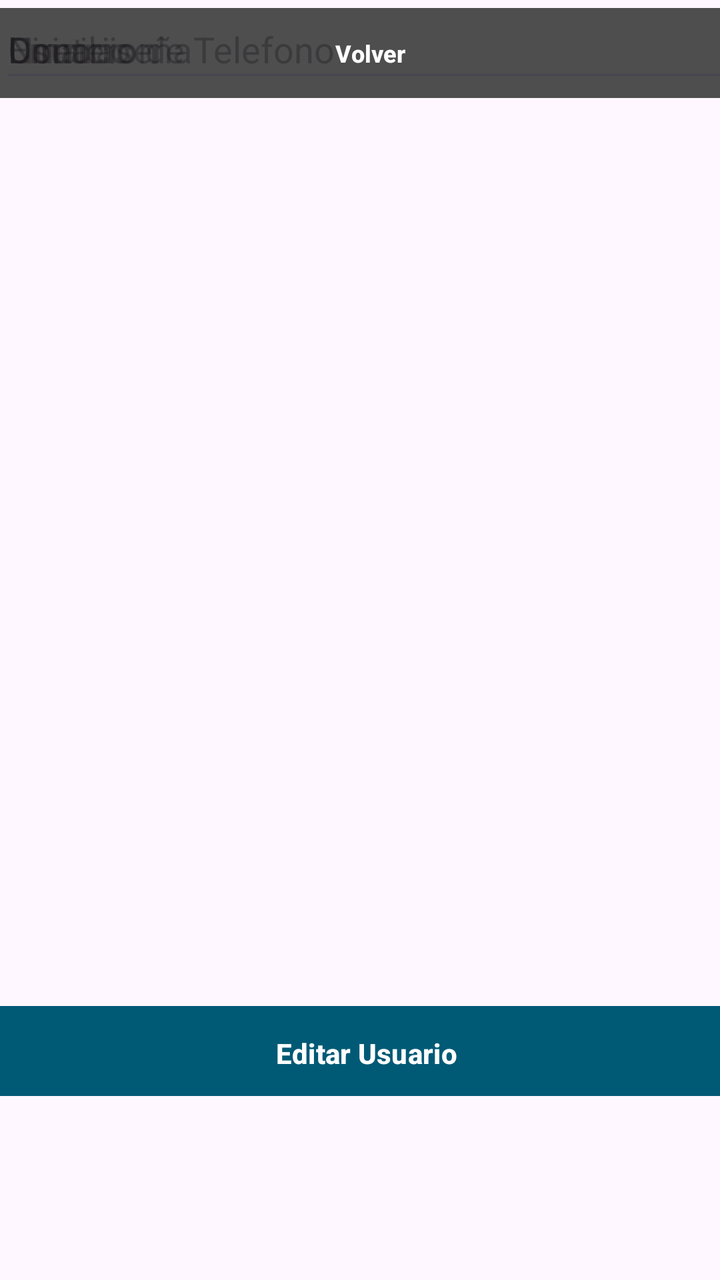
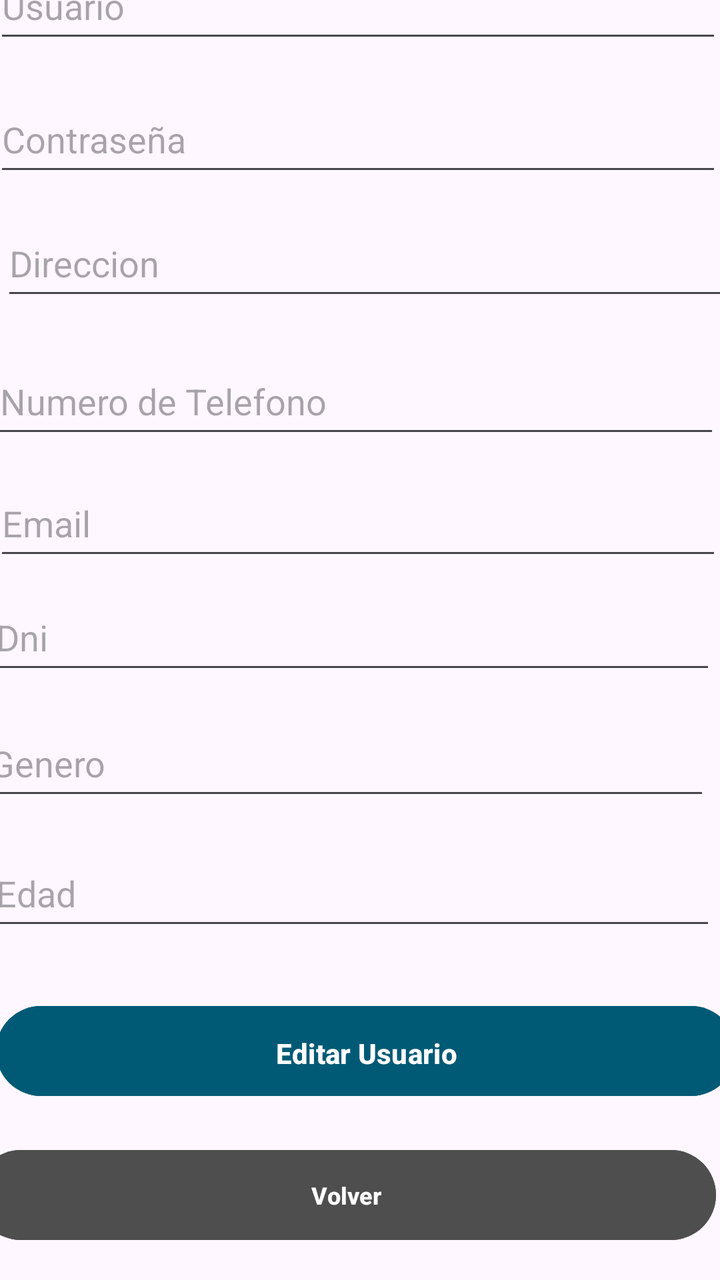

The first picture is an Android layout as it rendered before a commit; the second is the same layout after the commit. The layout source and the unified diff follow.
<!-- AndroidManifest.xml: application theme Theme.MobilesVC -->
<!-- res/layout/user_view.xml -->
<?xml version="1.0" encoding="utf-8"?>
<androidx.constraintlayout.widget.ConstraintLayout xmlns:android="http://schemas.android.com/apk/res/android"
    xmlns:app="http://schemas.android.com/apk/res-auto"
    xmlns:tools="http://schemas.android.com/tools"
    android:layout_width="match_parent"
    android:layout_height="match_parent">

    <androidx.constraintlayout.widget.ConstraintLayout
        android:layout_width="match_parent"
        android:layout_height="match_parent">

        <Button
            android:id="@+id/vToEditUsuario"
            android:layout_width="370dp"
            android:layout_height="53dp"
            android:layout_marginTop="48dp"
            android:layout_marginBottom="88dp"
            android:backgroundTint="#015A75"
            android:paddingVertical="14dp"
            android:text="Editar Usuario"
            android:textStyle="bold"
            app:cornerRadius="@dimen/item_transform_image_length"
            app:layout_constraintBottom_toBottomOf="parent"
            app:layout_constraintEnd_toEndOf="parent"
            app:layout_constraintHorizontal_bias="0.243"
            app:layout_constraintStart_toStartOf="parent"
            app:layout_constraintTop_toBottomOf="@+id/etClave" />

        <com.google.android.material.textfield.TextInputEditText
            android:id="@+id/vGenero"
            android:layout_width="364dp"
            android:layout_height="46dp"
            android:clickable="false"
            android:hint="Genero"
            tools:layout_editor_absoluteX="16dp"
            tools:layout_editor_absoluteY="454dp" />

        <com.google.android.material.textfield.TextInputEditText
            android:id="@+id/vEdad"
            android:layout_width="364dp"
            android:layout_height="46dp"
            android:clickable="false"
            android:hint="Edad"
            tools:layout_editor_absoluteX="19dp"
            tools:layout_editor_absoluteY="515dp" />

        <TextView
            android:id="@+id/textView6"
            android:layout_width="wrap_content"
            android:layout_height="wrap_content"
            android:fontFamily="sans-serif"
            android:text="Perfil"
            android:textColor="#000000"
            android:textStyle="bold|italic"
            tools:layout_editor_absoluteX="174dp"
            tools:layout_editor_absoluteY="32dp"
            tools:textSize="26sp" />

        <Button
            android:id="@+id/vVolverPerfil"
            android:layout_width="370dp"
            android:layout_height="53dp"
            android:layout_marginHorizontal="24dp"
            android:backgroundTint="#4E4E4E"
            android:paddingVertical="10dp"
            android:text="Volver"
            android:textSize="12sp"
            android:textStyle="bold"
            android:visibility="visible"
            app:cornerRadius="@dimen/item_transform_image_length"
            tools:layout_editor_absoluteX="13dp"
            tools:layout_editor_absoluteY="662dp" />

        <com.google.android.material.textfield.TextInputEditText
            android:id="@+id/vNombre"
            android:layout_width="364dp"
            android:layout_height="46dp"
            android:clickable="false"
            android:hint="Usuario"
            tools:layout_editor_absoluteX="22dp"
            tools:layout_editor_absoluteY="99dp" />

        <com.google.android.material.textfield.TextInputEditText
            android:id="@+id/vPassword"
            android:layout_width="364dp"
            android:layout_height="46dp"
            android:clickable="false"
            android:hint="Contraseña"
            tools:layout_editor_absoluteX="22dp"
            tools:layout_editor_absoluteY="162dp" />

        <com.google.android.material.textfield.TextInputEditText
            android:id="@+id/vDireccion"
            android:layout_width="364dp"
            android:layout_height="46dp"
            android:clickable="false"
            android:hint="Direccion"
            tools:layout_editor_absoluteX="26dp"
            tools:layout_editor_absoluteY="220dp" />

        <com.google.android.material.textfield.TextInputEditText
            android:id="@+id/vTelefono"
            android:layout_width="364dp"
            android:layout_height="46dp"
            android:clickable="false"
            android:hint="Numero de Telefono"
            tools:layout_editor_absoluteX="21dp"
            tools:layout_editor_absoluteY="285dp" />

        <com.google.android.material.textfield.TextInputEditText
            android:id="@+id/vEmail"
            android:layout_width="364dp"
            android:layout_height="46dp"
            android:clickable="false"
            android:hint="Email"
            tools:layout_editor_absoluteX="22dp"
            tools:layout_editor_absoluteY="342dp" />

        <com.google.android.material.textfield.TextInputEditText
            android:id="@+id/vDni"
            android:layout_width="364dp"
            android:layout_height="46dp"
            android:clickable="false"
            android:hint="Dni"
            tools:layout_editor_absoluteX="19dp"
            tools:layout_editor_absoluteY="395dp" />
    </androidx.constraintlayout.widget.ConstraintLayout>

</androidx.constraintlayout.widget.ConstraintLayout>
<!-- resources referenced by this layout -->
<resources>
  <style name="Theme.MobilesVC" parent="Base.Theme.MobilesVC" />
  <style name="Base.Theme.MobilesVC" parent="Theme.Material3.DayNight.NoActionBar">
          
          
      </style>
</resources>

<!-- the commit's change to res/layout/user_view.xml (unified diff, before → after) -->
@@ -19,41 +19,53 @@
             android:paddingVertical="14dp"
             android:text="Editar Usuario"
             android:textStyle="bold"
-            app:cornerRadius="@dimen/item_transform_image_length"
             app:layout_constraintBottom_toBottomOf="parent"
             app:layout_constraintEnd_toEndOf="parent"
             app:layout_constraintHorizontal_bias="0.243"
-            app:layout_constraintStart_toStartOf="parent"
-            app:layout_constraintTop_toBottomOf="@+id/etClave" />
+            app:layout_constraintStart_toStartOf="parent" />
 
         <com.google.android.material.textfield.TextInputEditText
             android:id="@+id/vGenero"
             android:layout_width="364dp"
-            android:layout_height="46dp"
+            android:layout_height="50dp"
+            android:layout_marginStart="16dp"
+            android:layout_marginEnd="31dp"
+            android:layout_marginBottom="15dp"
             android:clickable="false"
             android:hint="Genero"
-            tools:layout_editor_absoluteX="16dp"
-            tools:layout_editor_absoluteY="454dp" />
+            app:layout_constraintBottom_toTopOf="@+id/vEdad"
+            app:layout_constraintEnd_toEndOf="parent"
+            app:layout_constraintStart_toStartOf="parent" />
 
         <com.google.android.material.textfield.TextInputEditText
             android:id="@+id/vEdad"
             android:layout_width="364dp"
-            android:layout_height="46dp"
+            android:layout_height="50dp"
+            android:layout_marginStart="19dp"
+            android:layout_marginEnd="28dp"
+            android:layout_marginBottom="29dp"
             android:clickable="false"
             android:hint="Edad"
-            tools:layout_editor_absoluteX="19dp"
-            tools:layout_editor_absoluteY="515dp" />
+            app:layout_constraintBottom_toTopOf="@+id/vToEditUsuario"
+            app:layout_constraintEnd_toEndOf="parent"
+            app:layout_constraintStart_toStartOf="parent" />
 
         <TextView
             android:id="@+id/textView6"
             android:layout_width="wrap_content"
             android:layout_height="wrap_content"
+            android:layout_marginStart="174dp"
+            android:layout_marginTop="32dp"
+            android:layout_marginEnd="175dp"
+            android:layout_marginBottom="32dp"
             android:fontFamily="sans-serif"
             android:text="Perfil"
             android:textColor="#000000"
             android:textStyle="bold|italic"
-            tools:layout_editor_absoluteX="174dp"
-            tools:layout_editor_absoluteY="32dp"
+            app:layout_constraintBottom_toTopOf="@+id/vNombre"
+            app:layout_constraintEnd_toEndOf="parent"
+            app:layout_constraintStart_toStartOf="parent"
+            app:layout_constraintTop_toTopOf="parent"
             tools:textSize="26sp" />
 
         <Button
@@ -61,69 +73,98 @@
             android:layout_width="370dp"
             android:layout_height="53dp"
             android:layout_marginHorizontal="24dp"
+            android:layout_marginStart="13dp"
+            android:layout_marginTop="19dp"
+            android:layout_marginEnd="28dp"
+            android:layout_marginBottom="16dp"
             android:backgroundTint="#4E4E4E"
             android:paddingVertical="10dp"
             android:text="Volver"
             android:textSize="12sp"
             android:textStyle="bold"
             android:visibility="visible"
-            app:cornerRadius="@dimen/item_transform_image_length"
-            tools:layout_editor_absoluteX="13dp"
-            tools:layout_editor_absoluteY="662dp" />
+            app:layout_constraintBottom_toBottomOf="parent"
+            app:layout_constraintEnd_toEndOf="parent"
+            app:layout_constraintStart_toStartOf="parent"
+            app:layout_constraintTop_toBottomOf="@+id/vToEditUsuario" />
 
         <com.google.android.material.textfield.TextInputEditText
             android:id="@+id/vNombre"
             android:layout_width="364dp"
-            android:layout_height="46dp"
+            android:layout_height="50dp"
+            android:layout_marginStart="22dp"
+            android:layout_marginEnd="25dp"
+            android:layout_marginBottom="17dp"
             android:clickable="false"
             android:hint="Usuario"
-            tools:layout_editor_absoluteX="22dp"
-            tools:layout_editor_absoluteY="99dp" />
+            app:layout_constraintBottom_toTopOf="@+id/vPassword"
+            app:layout_constraintEnd_toEndOf="parent"
+            app:layout_constraintStart_toStartOf="parent" />
 
         <com.google.android.material.textfield.TextInputEditText
             android:id="@+id/vPassword"
             android:layout_width="364dp"
-            android:layout_height="46dp"
+            android:layout_height="50dp"
+            android:layout_marginStart="22dp"
+            android:layout_marginEnd="25dp"
+            android:layout_marginBottom="12dp"
             android:clickable="false"
             android:hint="Contraseña"
-            tools:layout_editor_absoluteX="22dp"
-            tools:layout_editor_absoluteY="162dp" />
+            app:layout_constraintBottom_toTopOf="@+id/vDireccion"
+            app:layout_constraintEnd_toEndOf="parent"
+            app:layout_constraintStart_toStartOf="parent" />
 
         <com.google.android.material.textfield.TextInputEditText
             android:id="@+id/vDireccion"
             android:layout_width="364dp"
-            android:layout_height="46dp"
+            android:layout_height="50dp"
+            android:layout_marginStart="26dp"
+            android:layout_marginEnd="21dp"
+            android:layout_marginBottom="19dp"
             android:clickable="false"
             android:hint="Direccion"
-            tools:layout_editor_absoluteX="26dp"
-            tools:layout_editor_absoluteY="220dp" />
+            app:layout_constraintBottom_toTopOf="@+id/vTelefono"
+            app:layout_constraintEnd_toEndOf="parent"
+            app:layout_constraintStart_toStartOf="parent" />
 
         <com.google.android.material.textfield.TextInputEditText
             android:id="@+id/vTelefono"
             android:layout_width="364dp"
-            android:layout_height="46dp"
+            android:layout_height="50dp"
+            android:layout_marginStart="21dp"
+            android:layout_marginEnd="26dp"
+            android:layout_marginBottom="11dp"
             android:clickable="false"
             android:hint="Numero de Telefono"
-            tools:layout_editor_absoluteX="21dp"
-            tools:layout_editor_absoluteY="285dp" />
+            app:layout_constraintBottom_toTopOf="@+id/vEmail"
+            app:layout_constraintEnd_toEndOf="parent"
+            app:layout_constraintStart_toStartOf="parent" />
 
         <com.google.android.material.textfield.TextInputEditText
             android:id="@+id/vEmail"
             android:layout_width="364dp"
-            android:layout_height="46dp"
+            android:layout_height="50dp"
+            android:layout_marginStart="22dp"
+            android:layout_marginEnd="25dp"
+            android:layout_marginBottom="7dp"
             android:clickable="false"
             android:hint="Email"
-            tools:layout_editor_absoluteX="22dp"
-            tools:layout_editor_absoluteY="342dp" />
+            app:layout_constraintBottom_toTopOf="@+id/vDni"
+            app:layout_constraintEnd_toEndOf="parent"
+            app:layout_constraintStart_toStartOf="parent" />
 
         <com.google.android.material.textfield.TextInputEditText
             android:id="@+id/vDni"
             android:layout_width="364dp"
-            android:layout_height="46dp"
+            android:layout_height="50dp"
+            android:layout_marginStart="19dp"
+            android:layout_marginEnd="28dp"
+            android:layout_marginBottom="13dp"
             android:clickable="false"
             android:hint="Dni"
-            tools:layout_editor_absoluteX="19dp"
-            tools:layout_editor_absoluteY="395dp" />
+            app:layout_constraintBottom_toTopOf="@+id/vGenero"
+            app:layout_constraintEnd_toEndOf="parent"
+            app:layout_constraintStart_toStartOf="parent" />
     </androidx.constraintlayout.widget.ConstraintLayout>
 
 </androidx.constraintlayout.widget.ConstraintLayout>
